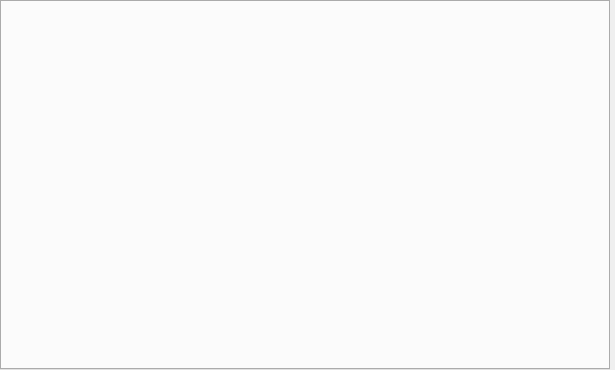
Old version of the form uastabbedinfoview.ui in the repository wsy984655628/My_UAV_GS.
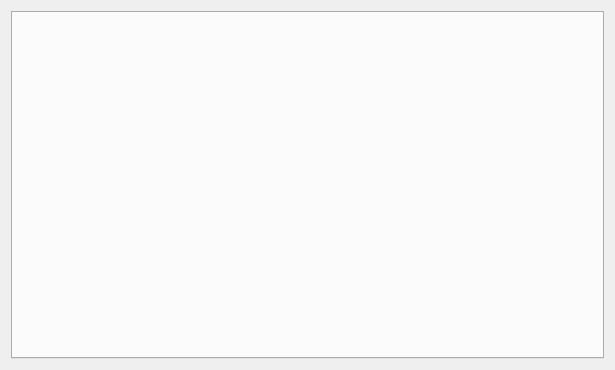
New version of the form.

What changed in the file:
```diff
--- a/uastabbedinfoview.ui
+++ b/uastabbedinfoview.ui
@@ -18,14 +18,25 @@
   <property name="windowTitle">
    <string>Form</string>
   </property>
+  <layout class="QGridLayout" name="gridLayout">
+   <item row="0" column="0">
   <widget class="QTabWidget" name="tabWidget">
-   <property name="geometry">
-    <rect>
-     <x>0</x>
-     <y>0</y>
-     <width>610</width>
-     <height>370</height>
-    </rect>
+     <property name="sizePolicy">
+      <sizepolicy hsizetype="Preferred" vsizetype="Preferred">
+       <horstretch>0</horstretch>
+       <verstretch>0</verstretch>
+      </sizepolicy>
+     </property>
+     <property name="minimumSize">
+      <size>
+       <width>0</width>
+       <height>0</height>
+      </size>
+     </property>
+     <property name="font">
+      <font>
+       <pointsize>8</pointsize>
+      </font>
    </property>
    <property name="mouseTracking">
     <bool>true</bool>
@@ -34,6 +45,8 @@
     <number>-1</number>
    </property>
   </widget>
+   </item>
+  </layout>
  </widget>
  <resources/>
  <connections/>
```
Lines whose indentation alone changed are shown as unchanged.
